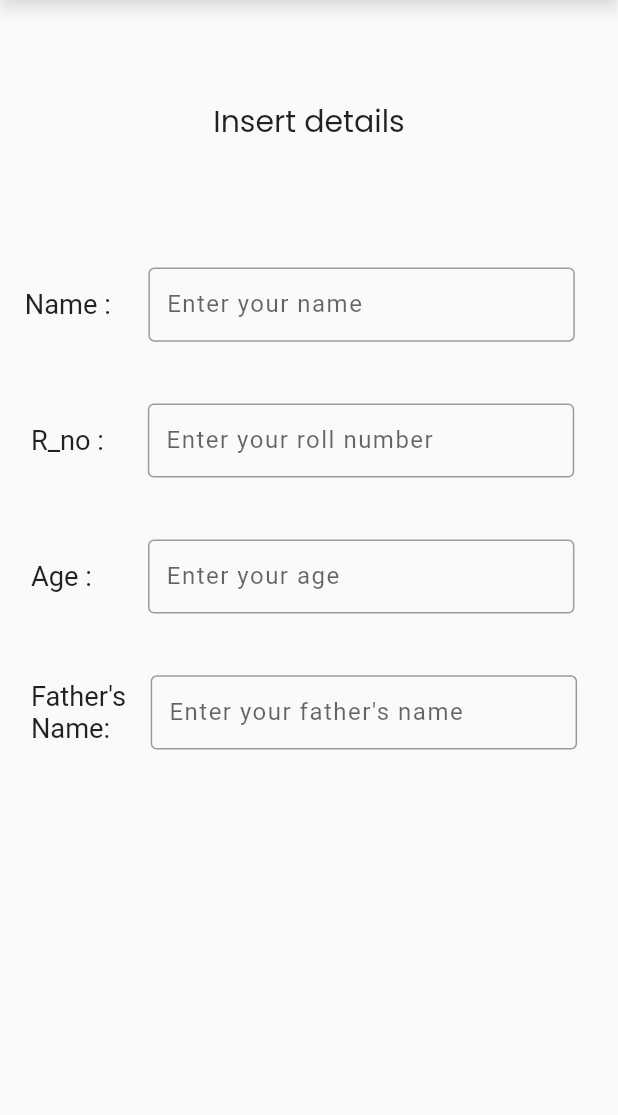
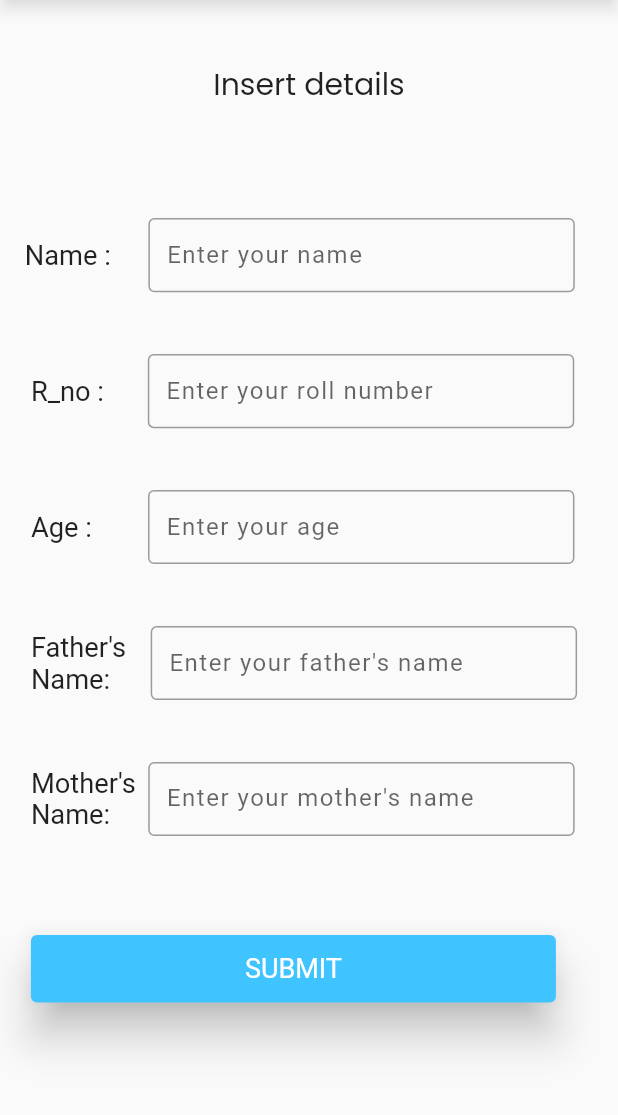
Before and after one commit to dhruvmaindola227/Flutter-Firebase, a Flutter app: the screen it shows after launch, on a phone screen of 412 x 824 dp, the part 84-1199 px from its top. Run offline on Flutter 3.47's test engine with Material 2 defaults, Android fonts, the phone set to English and light mode, and no system bars; our stand-ins replace google_fonts.

Commit message:
ui changes made all

```diff
--- a/lib/main.dart
+++ b/lib/main.dart
@@ -60,7 +60,7 @@ class _MainScreenState extends State<MainScreen> {
       crossAxisAlignment: CrossAxisAlignment.start,
       children: [
           Padding(
-            padding: EdgeInsets.only(top : screenHeight * 0.08),
+            padding: EdgeInsets.only(top : screenHeight * 0.05),
             child: SizedBox(
               width: double.infinity,
               child: Text("Insert details",
@@ -72,7 +72,7 @@ class _MainScreenState extends State<MainScreen> {
             ),
           ),
        Padding(
-        padding: EdgeInsets.only(left: screenWidth * 0.04, top: screenHeight * 0.1),
+        padding: EdgeInsets.only(left: screenWidth * 0.04, top: screenHeight * 0.09),
         child: Row(
           children:[
             const Text("Name : ",
@@ -187,9 +187,63 @@ class _MainScreenState extends State<MainScreen> {
                   ),
                 ),
               ),
+
             ],
           ),
         ),
+         Padding(
+          padding: EdgeInsets.only(
+              left: screenWidth * 0.05, top: screenHeight * 0.05),
+          child: Row(
+            children: [
+              const Text(
+                "Mother's\nName: ",
+                textScaleFactor: 1.3,
+              ),
+              Padding(
+                padding: EdgeInsets.only(left: screenWidth * 0.0),
+                child: SizedBox(
+                  height: screenHeight * 0.06,
+                  width: screenWidth * 0.71,
+                  child: Padding(
+                    padding: EdgeInsets.only(left: screenWidth * 0.02),
+                    child: const TextField(
+                      style: TextStyle(letterSpacing: 1.0),
+                      decoration: InputDecoration(
+                        focusColor: Colors.white,
+                        border: OutlineInputBorder(),
+                        labelText: "Enter your mother's name",
+                      ),
+                    ),
+                  ),
+                ),
+              ),
+            ],
+          ),
+        ),
+        Padding(
+          padding: EdgeInsets.only(left : screenWidth * 0.05 , top : screenHeight * 0.08),
+          child: SizedBox(
+            height: 45.0,
+            width: 350.0,
+            child: ElevatedButton(onPressed: () {
+
+            },
+            style: const ButtonStyle(
+              backgroundColor: MaterialStatePropertyAll(Colors.lightBlueAccent),
+                textStyle: MaterialStatePropertyAll(
+                  TextStyle(
+                    fontSize: 18.0,
+                    color: Colors.white60
+                    )
+                ),
+                overlayColor: MaterialStatePropertyAll(Colors.blue),
+                shadowColor: MaterialStatePropertyAll(Colors.black),
+                elevation: MaterialStatePropertyAll(12)
+            ), child: const Text("SUBMIT"),
+            ),
+          ),
+        )
       ],
     );
   }
```
